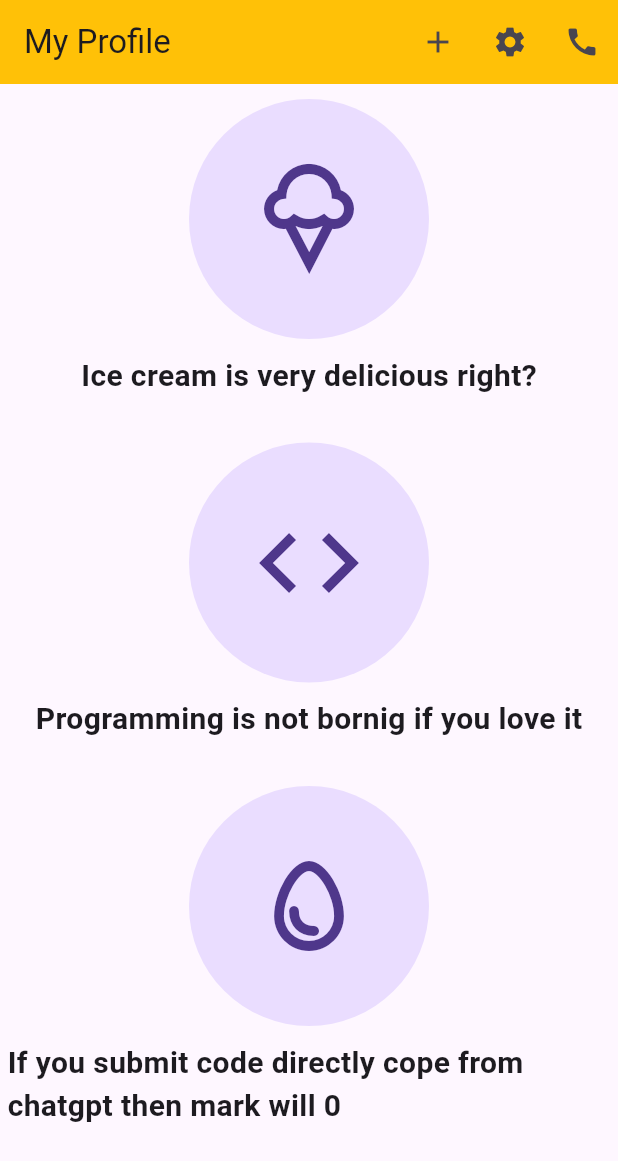
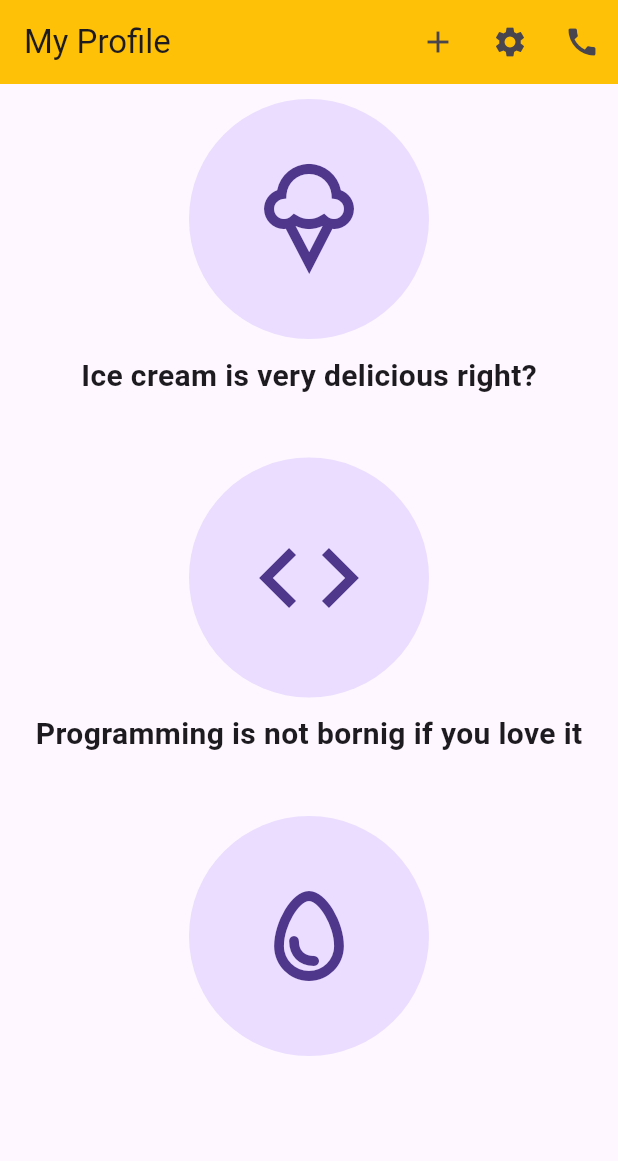
Before and after one commit to IstiakPolok/exam_week_2_assignment, a Flutter app: the screen it shows after launch, on a phone screen of 412 x 824 dp. Shown: the top 1161 px of the screen. Run offline on Flutter 3.47's test engine with Material 3 defaults, Android fonts, the phone set to English and light mode, and no system bars.

Commit message:
new change

```diff
--- a/lib/main.dart
+++ b/lib/main.dart
@@ -52,7 +52,7 @@ class home extends StatelessWidget {
 
               Text("Ice cream is very delicious right?",style: TextStyle(fontWeight: FontWeight.bold,fontSize: 20),),
               SizedBox(
-                height: 20,
+                height: 30,
               ),
               Padding(
                 padding: EdgeInsets.all(10),
@@ -63,7 +63,7 @@ class home extends StatelessWidget {
               ),
               Text("Programming is not bornig if you love it",style: TextStyle(fontWeight: FontWeight.bold,fontSize: 20)),
               SizedBox(
-                height: 20,
+                height: 30,
               ),
               Padding(
                 padding: EdgeInsets.all(10),
@@ -72,10 +72,7 @@ class home extends StatelessWidget {
                     child: Icon(Icons.egg_outlined,size: 80,)
                 ),
               ),
-              Padding(
-                padding: EdgeInsets.only(left: 5,right: 5),
-                child: Text("If you submit code directly cope from chatgpt then mark will 0",style: TextStyle(fontWeight: FontWeight.bold,fontSize: 20)),
-              ),
+
 
             ],
           ),
```
Also changed, not shown: 1 other file.
